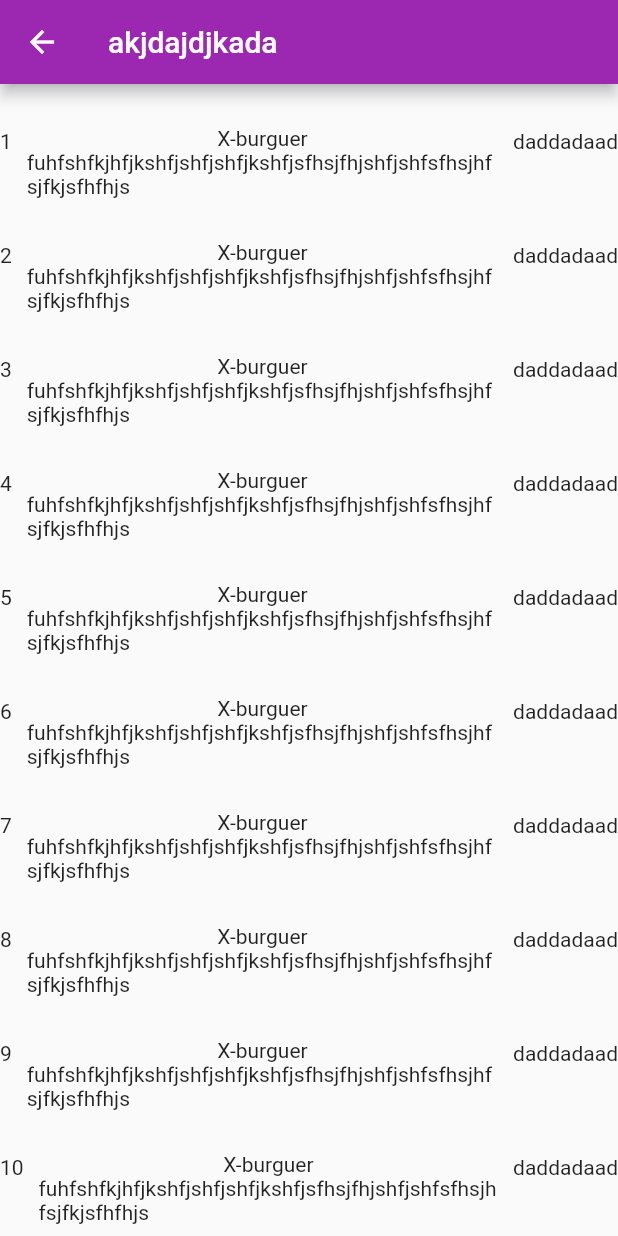
After one commit to LuisHVieira/app_cafeteria, a Flutter app: the LachapaLanches screen opened directly, on a phone screen of 412 x 824 dp. The commit adds this screen. Run offline on Flutter 3.47's test engine with Material 2 defaults, Android fonts, the phone set to English and light mode, and no system bars.

Commit message:
sreens lanches,bebidas and porcoes

```diff
--- /dev/null
+++ b/lib/lanches.dart
@@ -0,0 +1,55 @@
+import 'package:app_lanchonete/main.dart';
+import 'package:flutter/material.dart';
+
+class LachapaLanches extends StatefulWidget {
+  @override
+  const LachapaLanches({Key? key}) : super(key: key);
+
+  State<LachapaLanches> createState() => _LachapalanchesState();
+}
+
+class _LachapalanchesState extends State<LachapaLanches> {
+  @override
+  Widget build(BuildContext context) {
+    return Scaffold(
+      appBar: AppBar(
+        title: const Text('akjdajdjkada'),
+        backgroundColor: Colors.purple,
+      ),
+      body: listBuild(),
+    );
+  }
+
+  Widget listBuild() => ListView.builder(
+        itemBuilder: ((context, index) {
+          return GestureDetector(
+              onTap: () {
+                 Navigator.push(
+                      context,
+                      MaterialPageRoute(
+                          builder: (context) => const LachapaHome()));
+              },
+              child: Row(
+            mainAxisAlignment: MainAxisAlignment.spaceBetween,
+            children: [
+              Container(child: Center(child: Text((index + 1).toString()))),
+              Flexible(
+                  child: Column(
+                children: <Widget>[
+                  const Padding(padding: EdgeInsets.all(14)),
+                  Container(child: const Center(child: Text('X-burguer'))),
+                  Container(
+                      child: const Text(
+                          'fuhfshfkjhfjkshfjshfjshfjkshfjsfhsjfhjshfjshfsfhsjhfsjfkjsfhfhjs'),
+                      margin: const EdgeInsets.only(left: 10, right: 10)),
+                ],
+              )),
+              Container(
+                child: const Text('daddadaad'),
+              )
+            ],
+          ));
+        }),
+        itemCount: 20,
+      );
+}
```
Also changed, not shown: lib/bebidas.dart (added, +38 -0 lines), lib/pedido.dart (+18 -6 lines), lib/porcoes.dart (added, +41 -0 lines).
